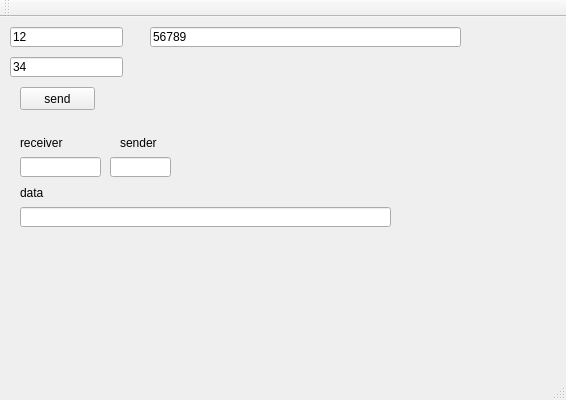
Above: boostSeriport/boostSeriport/boostSeriport.ui from ydpan/ydpanProject before the change. Below: the same form after it.
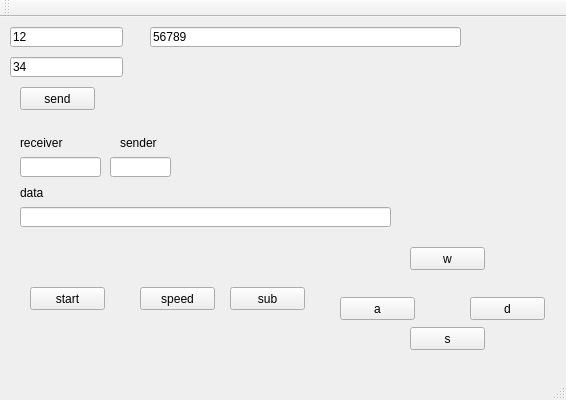
That is the form after the change.

Commit message: update seriport robot

Diff of the .ui file:
```diff
--- a/boostSeriport/boostSeriport/boostSeriport.ui
+++ b/boostSeriport/boostSeriport/boostSeriport.ui
@@ -135,6 +135,97 @@
      </rect>
     </property>
    </widget>
+   <widget class="QPushButton" name="boost_startbtn">
+    <property name="geometry">
+     <rect>
+      <x>30</x>
+      <y>270</y>
+      <width>75</width>
+      <height>23</height>
+     </rect>
+    </property>
+    <property name="text">
+     <string>start</string>
+    </property>
+   </widget>
+   <widget class="QPushButton" name="boost_speedbtn">
+    <property name="geometry">
+     <rect>
+      <x>140</x>
+      <y>270</y>
+      <width>75</width>
+      <height>23</height>
+     </rect>
+    </property>
+    <property name="text">
+     <string>speed</string>
+    </property>
+   </widget>
+   <widget class="QPushButton" name="boost_subbtn">
+    <property name="geometry">
+     <rect>
+      <x>230</x>
+      <y>270</y>
+      <width>75</width>
+      <height>23</height>
+     </rect>
+    </property>
+    <property name="text">
+     <string>sub</string>
+    </property>
+   </widget>
+   <widget class="QPushButton" name="w_btn">
+    <property name="geometry">
+     <rect>
+      <x>410</x>
+      <y>230</y>
+      <width>75</width>
+      <height>23</height>
+     </rect>
+    </property>
+    <property name="text">
+     <string>w</string>
+    </property>
+   </widget>
+   <widget class="QPushButton" name="a_btn">
+    <property name="geometry">
+     <rect>
+      <x>340</x>
+      <y>280</y>
+      <width>75</width>
+      <height>23</height>
+     </rect>
+    </property>
+    <property name="text">
+     <string>a</string>
+    </property>
+   </widget>
+   <widget class="QPushButton" name="d_btn">
+    <property name="geometry">
+     <rect>
+      <x>470</x>
+      <y>280</y>
+      <width>75</width>
+      <height>23</height>
+     </rect>
+    </property>
+    <property name="text">
+     <string>d</string>
+    </property>
+   </widget>
+   <widget class="QPushButton" name="s_btn">
+    <property name="geometry">
+     <rect>
+      <x>410</x>
+      <y>310</y>
+      <width>75</width>
+      <height>23</height>
+     </rect>
+    </property>
+    <property name="text">
+     <string>s</string>
+    </property>
+   </widget>
   </widget>
   <widget class="QMenuBar" name="menuBar">
    <property name="geometry">
```
The commit also changes 8 other files.
